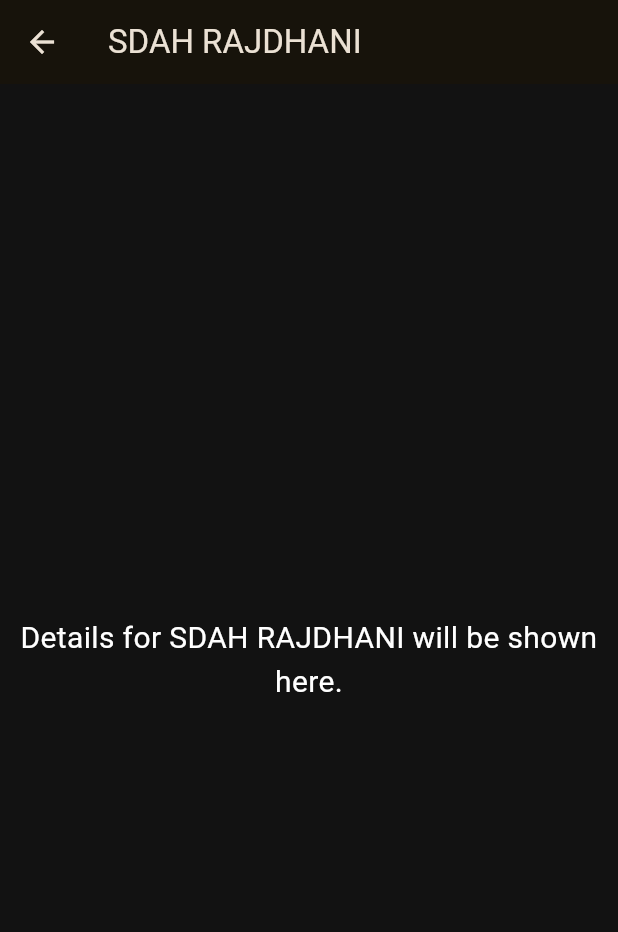
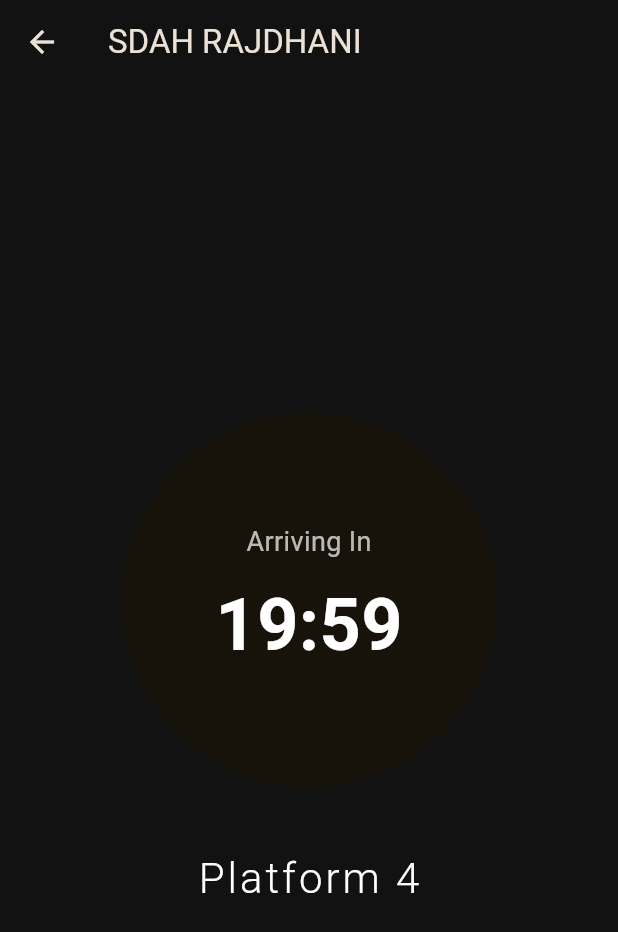
Before and after one commit to Avi-Mondal/train-timer-app, a Flutter app: the screen it shows after launch, after a tap on "Search Trains", after a tap on "SDAH RAJDHANI", on a phone screen of 412 x 824 dp. Shown: the top 932 px of the screen. Run offline on Flutter 3.47's test engine with Material 3 defaults, Android fonts, the phone set to English and light mode, and no system bars.

Commit message:
Feat: Implement real-time countdown on Timerscreen

```diff
--- a/lib/models/train_model.dart
+++ b/lib/models/train_model.dart
@@ -1,36 +1,87 @@
 // lib/models/train_model.dart
+
+import 'package:intl/intl.dart'; // We'll need this for date/time formatting
 
 class Train {
   final String trainNumber;
   final String trainName;
-  final String departureTime;
-  final String arrivalTime;
+  final String departureTimeRaw; // Raw string from JSON (e.g., "16:50")
+  final String arrivalTimeRaw;   // Raw string from JSON (e.g., "10:50")
   final String fromStation;
   final String toStation;
-  final String travel_time; // --- THE MISSING PIECE ---
+  final String travelTimeRaw; // Raw string for total travel (e.g., "18:00")
 
   Train({
     required this.trainNumber,
     required this.trainName,
-    required this.departureTime,
-    required this.arrivalTime,
+    required this.departureTimeRaw,
+    required this.arrivalTimeRaw,
     required this.fromStation,
     required this.toStation,
-    required this.travel_time, // --- ADDED HERE ---
+    required this.travelTimeRaw,
   });
 
   factory Train.fromJson(Map<String, dynamic> json) {
-    // We can directly access the fields from the top-level data object now
-    final trainData = json;
-
     return Train(
-      trainNumber: trainData['train_number'] ?? 'N/A',
-      trainName: trainData['train_name'] ?? 'Unknown Train',
-      departureTime: trainData['from_std'] ?? 'N/A', // Using from_std from JSON
-      arrivalTime: trainData['to_std'] ?? 'N/A',   // Using to_std from JSON
-      fromStation: 'N/A', // JSON does not provide full station names, we'll handle this later
-      toStation: 'N/A',   // JSON does not provide full station names, we'll handle this later
-      travel_time: trainData['travel_time'] ?? 'N/A', // --- AND ADDED HERE ---
+      trainNumber: json['train_number'] ?? 'N/A',
+      trainName: json['train_name'] ?? 'Unknown Train',
+      departureTimeRaw: json['from_std'] ?? 'N/A',
+      arrivalTimeRaw: json['to_std'] ?? 'N/A',
+      fromStation: json['train_src'] ?? 'N/A', // Using train_src if available, else N/A
+      toStation: json['train_dstn'] ?? 'N/A', // Using train_dstn if available, else N/A
+      travelTimeRaw: json['travel_time'] ?? 'N/A',
     );
   }
+
+  // --- NEW: Helper method to get departure time as DateTime ---
+  DateTime get departureDateTime {
+    // We need a dummy date to combine with the time.
+    // Assuming trains depart/arrive on the current day or the next.
+    final now = DateTime.now();
+    try {
+      final parts = departureTimeRaw.split(':');
+      final hour = int.parse(parts[0]);
+      final minute = int.parse(parts[1]);
+      DateTime departure = DateTime(now.year, now.month, now.day, hour, minute);
+
+      // If departure time is in the past, assume it's for tomorrow
+      if (departure.isBefore(now)) {
+        departure = departure.add(const Duration(days: 1));
+      }
+      return departure;
+    } catch (e) {
+      print('Error parsing departure time: $e');
+      return now; // Fallback to current time if parsing fails
+    }
+  }
+
+  // --- NEW: Helper method to get arrival time as DateTime ---
+  DateTime get arrivalDateTime {
+    final now = DateTime.now();
+    try {
+      final parts = arrivalTimeRaw.split(':');
+      final hour = int.parse(parts[0]);
+      final minute = int.parse(parts[1]);
+      DateTime arrival = DateTime(now.year, now.month, now.day, hour, minute);
+
+      // If arrival time is before departure, it must be the next day
+      if (arrival.isBefore(departureDateTime)) {
+        arrival = arrival.add(const Duration(days: 1));
+      }
+      return arrival;
+    } catch (e) {
+      print('Error parsing arrival time: $e');
+      return now; // Fallback
+    }
+  }
+
+  // --- NEW: Helper to get formatted departure time ---
+  String get formattedDepartureTime {
+    return DateFormat('HH:mm').format(departureDateTime);
+  }
+
+  // --- NEW: Helper to get formatted arrival time ---
+  String get formattedArrivalTime {
+    return DateFormat('HH:mm').format(arrivalDateTime);
+  }
 }
--- a/lib/screens/search_screen.dart
+++ b/lib/screens/search_screen.dart
@@ -106,7 +106,8 @@
                       child: ListTile(
                         // We use train.trainName, which is safe and clear
                         title: Text(train.trainName),
-                        subtitle: Text('Train No: ${train.trainNumber} | Travel Time: ${train.travel_time}'),
+                        // After
+                        subtitle: Text('Train No: ${train.trainNumber} | Travel Time: ${train.travelTimeRaw}'),
                         onTap: () {
                           Navigator.push(
                             context,
--- a/lib/screens/timer_screen.dart
+++ b/lib/screens/timer_screen.dart
@@ -1,25 +1,119 @@
 import 'package:flutter/material.dart';
-import 'package:train_timer_app/models/train_model.dart'; // Import the Train model
+import 'package:train_timer_app/models/train_model.dart';
+import 'dart:async';
 
-class TimerScreen extends StatelessWidget {
-  // --- NEW: Add a final variable to hold the train data ---
+// We convert this to a StatefulWidget to prepare for the live timer later.
+class TimerScreen extends StatefulWidget {
   final Train train;
+  const TimerScreen({super.key, required this.train});
 
-  // --- MODIFIED: The constructor now requires a Train object ---
-  const TimerScreen({super.key, required this.train});
+  @override
+  State<TimerScreen> createState() => _TimerScreenState();
+}
+
+class _TimerScreenState extends State<TimerScreen> {
+  // --- NEW: State variables to manage the timer ---
+  Timer? _timer;
+  Duration _remainingTime = Duration.zero;
+
+  // --- NEW: A helper function to format Duration into MM:SS ---
+  String _formatDuration(Duration duration) {
+    String twoDigits(int n) => n.toString().padLeft(2, '0');
+    final minutes = twoDigits(duration.inMinutes.remainder(60));
+    final seconds = twoDigits(duration.inSeconds.remainder(60));
+    return "$minutes:$seconds";
+  }
+
+  // --- NEW: This method runs once when the screen is created ---
+  @override
+  void initState() {
+    super.initState();
+    _startTimer();
+  }
+
+  // --- NEW: This method cleans up the timer when the screen is destroyed ---
+  @override
+  void dispose() {
+    _timer?.cancel(); // Cancel the timer to prevent memory leaks
+    super.dispose();
+  }
+
+  // --- NEW: The core logic for our countdown ---
+  void _startTimer() {
+    // Calculate the initial remaining time
+    _remainingTime = widget.train.arrivalDateTime.difference(DateTime.now());
+
+    // Create a timer that ticks every second
+    _timer = Timer.periodic(const Duration(seconds: 1), (timer) {
+      setState(() {
+        // On each tick, decrement the duration by one second
+        final seconds = _remainingTime.inSeconds - 1;
+        if (seconds < 0) {
+          // If the timer is finished, cancel it
+          _timer?.cancel();
+          // Optionally, you can set the text to "Arrived"
+          _remainingTime = Duration.zero;
+        } else {
+          _remainingTime = Duration(seconds: seconds);
+        }
+      });
+    });
+  }
 
   @override
   Widget build(BuildContext context) {
     return Scaffold(
       appBar: AppBar(
-        // --- MODIFIED: Display the name of the train we received ---
-        title: Text(train.trainName),
+        title: Text(widget.train.trainName),
+        backgroundColor: Colors.transparent,
+        elevation: 0,
       ),
       body: Center(
-        child: Text(
-          'Details for ${train.trainName} will be shown here.',
-          style: const TextStyle(fontSize: 20, color: Colors.white),
-          textAlign: TextAlign.center,
+        child: Column(
+          mainAxisAlignment: MainAxisAlignment.center,
+          children: [
+            Stack(
+              alignment: Alignment.center,
+              children: [
+                Container(
+                  width: 250,
+                  height: 250,
+                  decoration: BoxDecoration(
+                    shape: BoxShape.circle,
+                    color: Theme.of(context).colorScheme.surface,
+                  ),
+                ),
+                Column(
+                  children: [
+                    const Text(
+                      'Arriving In',
+                      style: TextStyle(fontSize: 18, color: Colors.white70),
+                    ),
+                    const SizedBox(height: 8),
+                    // --- MODIFIED: This now displays our dynamic time ---
+                    Text(
+                      _formatDuration(_remainingTime),
+                      style: const TextStyle(
+                        fontSize: 48,
+                        fontWeight: FontWeight.bold,
+                        color: Colors.white,
+                      ),
+                    ),
+                  ],
+                ),
+              ],
+            ),
+            const SizedBox(height: 40),
+            const Text(
+              'Platform 4', // Placeholder
+              style: TextStyle(
+                fontSize: 28,
+                fontWeight: FontWeight.w300,
+                color: Colors.white,
+                letterSpacing: 2,
+              ),
+            ),
+          ],
         ),
       ),
     );
--- a/pubspec.yaml
+++ b/pubspec.yaml
@@ -33,7 +33,7 @@
 
   #http package
   http: ^1.5.0
-
+  intl: ^0.19.0
   # The following adds the Cupertino Icons font to your application.
   # Use with the CupertinoIcons class for iOS style icons.
   cupertino_icons: ^1.0.8
```
Also changed, not shown: pubspec.lock.
